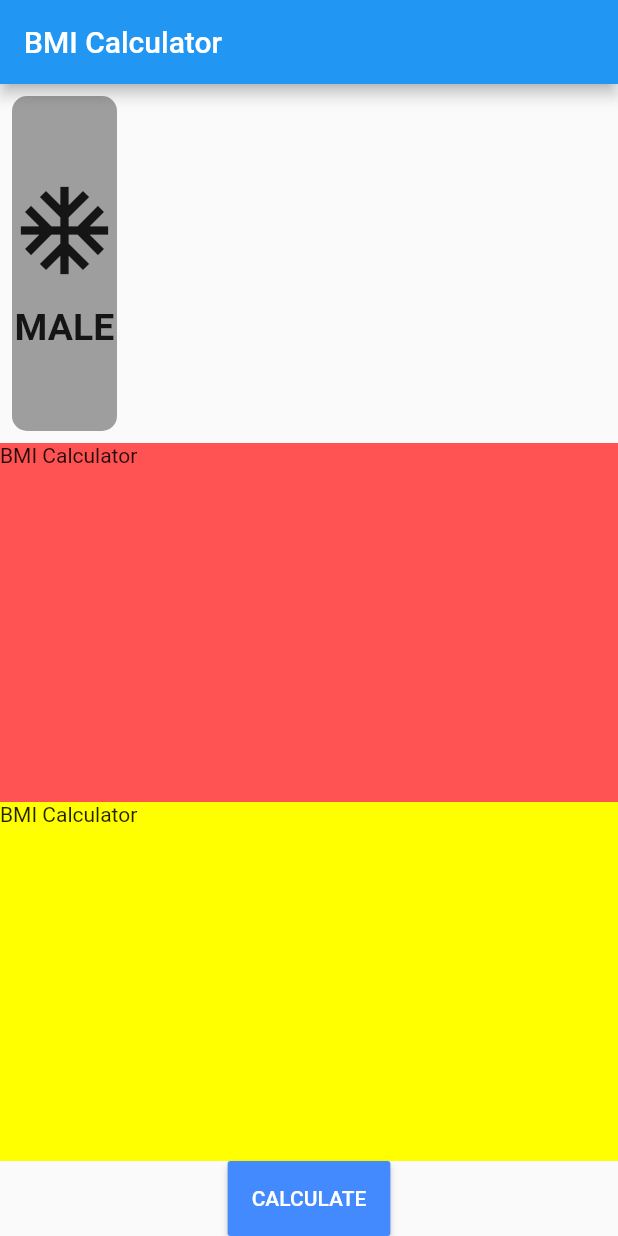
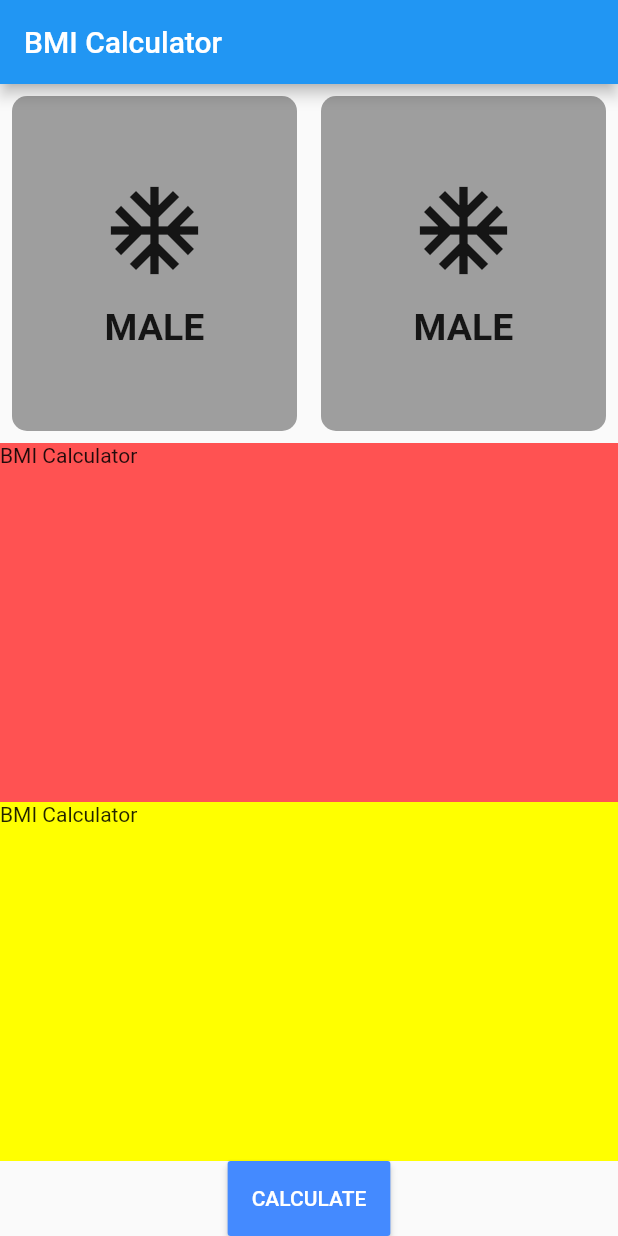
Before and after one commit to Devsaci/bmi_calculator_mansour, a Flutter app: the screen it shows after launch, on a phone screen of 412 x 824 dp. Run offline on Flutter 3.47's test engine with Material 2 defaults, Android fonts, the phone set to English and light mode, and no system bars.

Commit message:
Expanded

```diff
--- a/lib/bmi_screen.dart
+++ b/lib/bmi_screen.dart
@@ -23,7 +23,8 @@ class _BmiScreenState extends State<BmiScreen> {
           Expanded(
             child: Row(
               children: [
-                Padding(
+                Expanded(
+                  child: Padding(
                     padding: const EdgeInsets.all(8.0),
                     child: Container(
                       child: Column(
@@ -46,6 +47,35 @@ class _BmiScreenState extends State<BmiScreen> {
                       decoration: BoxDecoration(
                         borderRadius: BorderRadius.circular(10.0),
                         color: Colors.grey,
+                      ),
+                    ),
+                  ),
+                ),
+                Expanded(
+                  child: Padding(
+                    padding: const EdgeInsets.all(8.0),
+                    child: Container(
+                      child: Column(
+                        mainAxisAlignment: MainAxisAlignment.center,
+                        children: [
+                          Icon(
+                            Icons.ac_unit,
+                            size: 70.0,
+                          ),
+                          SizedBox(
+                            height: 15,
+                          ),
+                          Text(
+                            'MALE',
+                            style: TextStyle(
+                                fontSize: 25, fontWeight: FontWeight.bold),
+                          )
+                        ],
+                      ),
+                      decoration: BoxDecoration(
+                        borderRadius: BorderRadius.circular(10.0),
+                        color: Colors.grey,
+                      ),
                     ),
                   ),
                 ),
```
Lines whose indentation alone changed are shown as unchanged.
